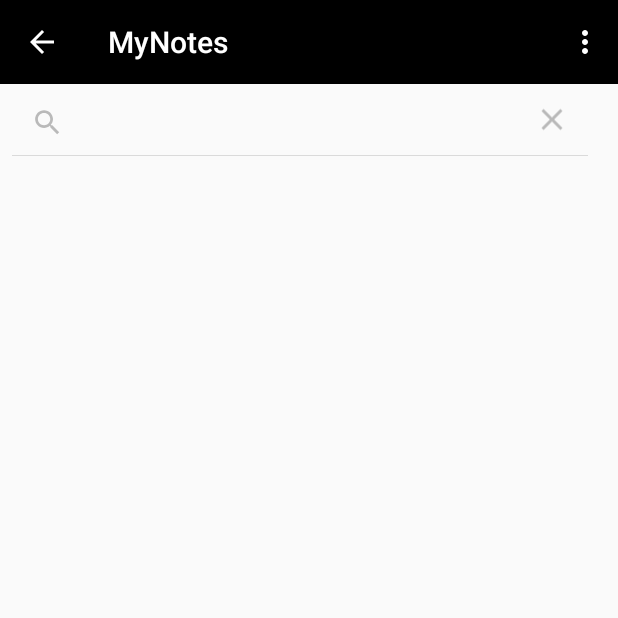
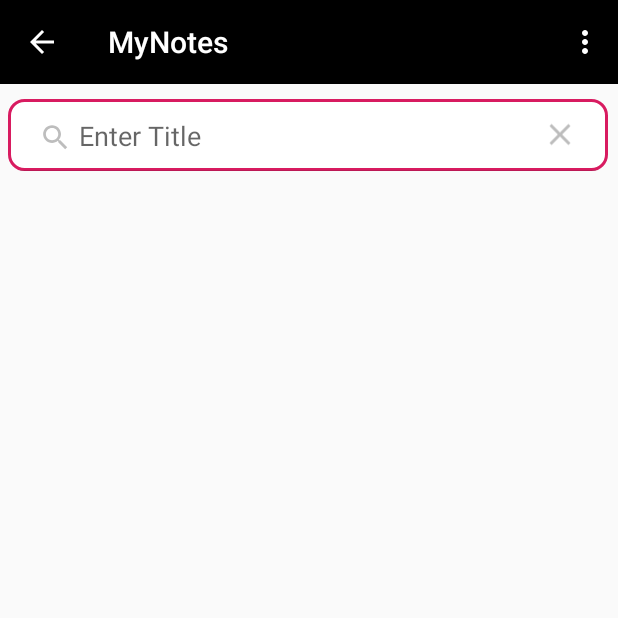
Before and after one commit to samirthaker2020/Spartans_W2019S_MAD4124_Project, an Android app: the NotesDetails screen opened directly, with no data from a screen before it, after a tap on "Search", on a phone screen of 412 x 824 dp, the top half of it. Run offline under Robolectric (Android 15) with nearby library versions, the phone set to English and light mode, and no system bars; 3 statements that could not run were skipped.

Commit message:
notes searching completed

```diff
--- a/W2019S_MAD4124_Project/src/main/java/com/example/recyclerdemo/Controller/NotesDetails.java
+++ b/W2019S_MAD4124_Project/src/main/java/com/example/recyclerdemo/Controller/NotesDetails.java
@@ -57,6 +57,9 @@ private int stuff=0;
         //Get the bundle
         Bundle bundle = getIntent().getExtras();
           sc = (SearchView) findViewById(R.id.notes_search);
+        sc.setFocusable(true);
+        sc.requestFocus();
+        sc.requestFocusFromTouch();
 //Extract the data…
 
             stuff = bundle.getInt("categoryid");
@@ -65,12 +68,13 @@ private int stuff=0;
         Note n=db.getNote(stuff);
         getSupportActionBar().setSubtitle(n.getCategory());
         notesdetailsList.addAll(db.getNoteDetails(stuff));
+        sc.setQueryHint("Enter Title");
         //  cid.setText(Integer.toString(stuff));
        // System.out.println(notesdetailsList.get(2));
 //data();
         mAdapter = new RcNotes_Adpater(notesdetailsList,this);
         RecyclerView.LayoutManager mLayoutManager = new GridLayoutManager(this, 1);
-        lstallnoteData.addItemDecoration(new DividerItemDecoration(this, LinearLayoutManager.VERTICAL));
+   //     lstallnoteData.addItemDecoration(new DividerItemDecoration(this, LinearLayoutManager.VERTICAL));
         // lstcategoryData.setLayoutManager(new GridLayoutManager(this, 2));
         //  lstcategoryData.addItemDecoration(new DividerItemDecoration(this, LinearLayoutManager.HORIZONTAL));
         lstallnoteData.setHasFixedSize(true);
@@ -147,6 +151,7 @@ private int stuff=0;
         MenuInflater inflater = getMenuInflater();
         inflater.inflate(R.menu.addnotesmenu, menu);
         return super.onCreateOptionsMenu(menu);
+
     }
 
     @Override
@@ -185,7 +190,7 @@ private int stuff=0;
 
             mAdapter = new RcNotes_Adpater(contacts,this);
             RecyclerView.LayoutManager mLayoutManager = new GridLayoutManager(this, 1);
-            lstallnoteData.addItemDecoration(new DividerItemDecoration(this, LinearLayoutManager.VERTICAL));
+      //      lstallnoteData.addItemDecoration(new DividerItemDecoration(this, LinearLayoutManager.VERTICAL));
             // lstcategoryData.setLayoutManager(new GridLayoutManager(this, 2));
             //  lstcategoryData.addItemDecoration(new DividerItemDecoration(this, LinearLayoutManager.HORIZONTAL));
             lstallnoteData.setHasFixedSize(true);
@@ -197,7 +202,7 @@ private int stuff=0;
         {
            // contacts.clear();
             //mAdapter.notifyDataSetChanged();
-            Toast.makeText(getApplicationContext(),"No Data Found",Toast.LENGTH_SHORT).show();
+            Toast.makeText(getApplicationContext(),"No Notes Found",Toast.LENGTH_SHORT).show();
             // mAdapter = new RcNotes_Adpater(notesdetailsList,this);
 //
            // mAdapter.notifyDataSetChanged();
@@ -209,7 +214,7 @@ private int stuff=0;
     {
         mAdapter = new RcNotes_Adpater(notesdetailsList,this);
         RecyclerView.LayoutManager mLayoutManager = new GridLayoutManager(this, 1);
-        lstallnoteData.addItemDecoration(new DividerItemDecoration(this, LinearLayoutManager.VERTICAL));
+      //  lstallnoteData.addItemDecoration(new DividerItemDecoration(this, LinearLayoutManager.VERTICAL));
         // lstcategoryData.setLayoutManager(new GridLayoutManager(this, 2));
         //  lstcategoryData.addItemDecoration(new DividerItemDecoration(this, LinearLayoutManager.HORIZONTAL));
         lstallnoteData.setHasFixedSize(true);
--- /dev/null
+++ b/W2019S_MAD4124_Project/src/main/res/drawable/mysearch.xml
@@ -0,0 +1,12 @@
+<?xml version="1.0" encoding="utf-8"?>
+<shape
+    xmlns:android="http://schemas.android.com/apk/res/android"
+    android:shape="rectangle">
+    <stroke
+        android:color="@color/colorAccent"
+        android:width="2dp" />
+    <corners
+        android:radius="10dp"/>
+    <solid
+        android:color="#ffffff" />
+</shape>
--- a/W2019S_MAD4124_Project/src/main/res/layout/activity_notes_details.xml
+++ b/W2019S_MAD4124_Project/src/main/res/layout/activity_notes_details.xml
@@ -10,7 +10,16 @@
     <SearchView
         android:id="@+id/notes_search"
         android:layout_width="400dp"
-        android:layout_height="wrap_content">
+        android:layout_height="wrap_content"
+        android:layout_marginStart="5dp"
+        android:layout_marginLeft="5dp"
+        android:layout_marginTop="10dp"
+        android:layout_marginEnd="10dp"
+        android:layout_marginRight="5dp"
+        android:accessibilityLiveRegion="assertive"
+        android:background="@drawable/mysearch"
+        android:layerType="software"
+        android:visibility="visible">
 
     </SearchView>
 
--- a/W2019S_MAD4124_Project/src/main/res/menu/addnotesmenu.xml
+++ b/W2019S_MAD4124_Project/src/main/res/menu/addnotesmenu.xml
@@ -1,5 +1,7 @@
 <?xml version="1.0" encoding="utf-8"?>
-<menu xmlns:android="http://schemas.android.com/apk/res/android">
+<menu xmlns:android="http://schemas.android.com/apk/res/android"
+    xmlns:app="http://schemas.android.com/apk/res-auto">
+
     <item
         android:id="@+id/addnotes"
         android:icon="@drawable/ic_action_addnotes"
```
